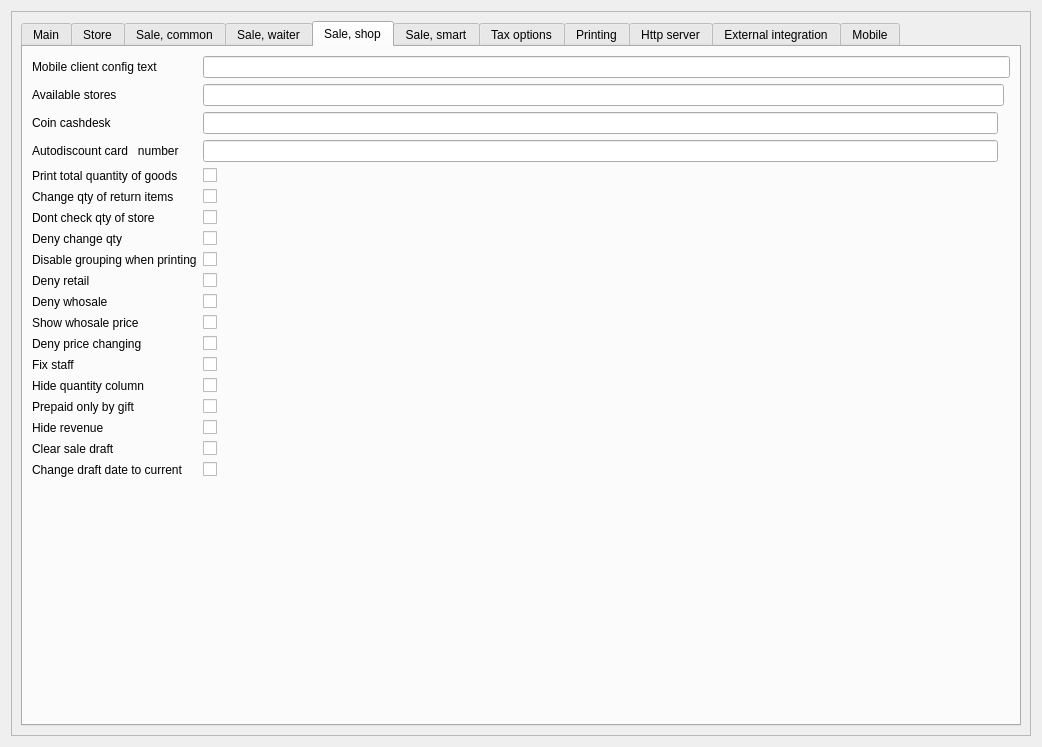
This is Reports/c5settingswidget.ui in End1-1/Cafe5 as Qt 5 draws it before an edit. The edited form follows.
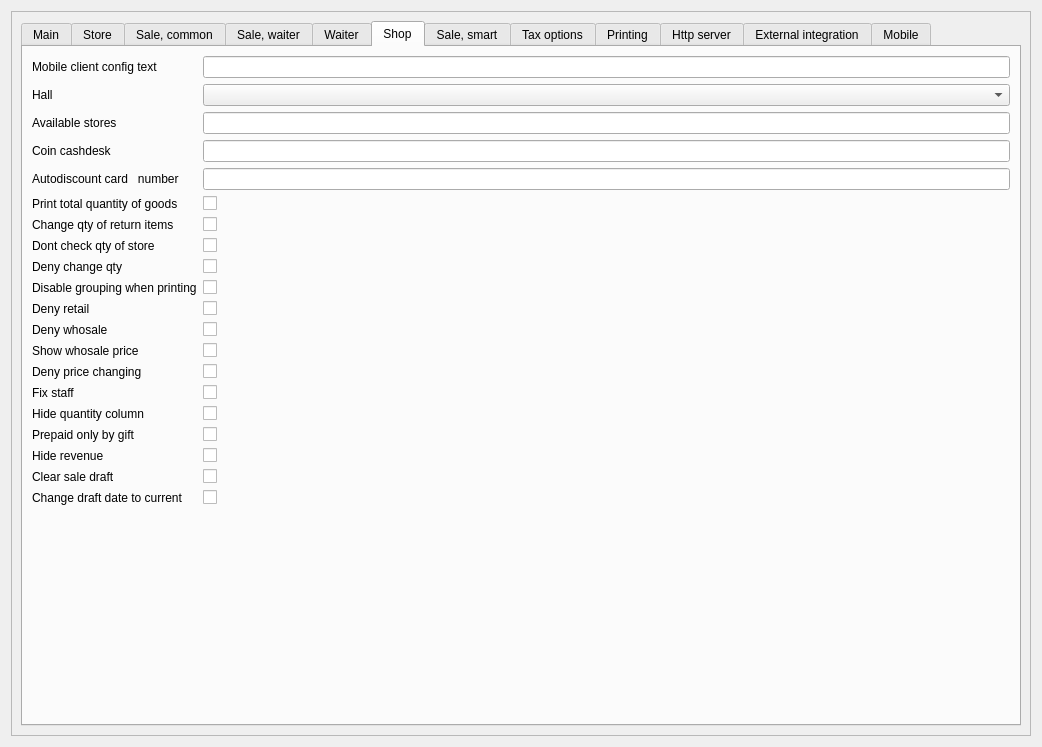
This is the edited form. The open tabs and pages were chosen to show the change. Custom widgets are drawn as their Qt base class.

Diff of the .ui file:
```diff
--- a/Reports/c5settingswidget.ui
+++ b/Reports/c5settingswidget.ui
@@ -25,8 +25,8 @@
   <property name="windowTitle">
    <string>Form</string>
   </property>
-  <layout class="QGridLayout" name="gridLayout">
-   <item row="0" column="0">
+  <layout class="QVBoxLayout" name="verticalLayout_2">
+   <item>
     <widget class="QScrollArea" name="scrollArea">
      <property name="maximumSize">
       <size>
@@ -1118,161 +1118,71 @@
            </item>
           </layout>
          </widget>
+         <widget class="QWidget" name="tab_12">
+          <attribute name="title">
+           <string>Waiter</string>
+          </attribute>
+          <layout class="QHBoxLayout" name="horizontalLayout_3">
+           <item>
+            <widget class="QScrollArea" name="scrollArea_2">
+             <property name="widgetResizable">
+              <bool>true</bool>
+             </property>
+             <widget class="QWidget" name="scrollAreaWidgetContents_2">
+              <property name="geometry">
+               <rect>
+                <x>0</x>
+                <y>0</y>
+                <width>980</width>
+                <height>659</height>
+               </rect>
+              </property>
+              <layout class="QGridLayout" name="gridLayout">
+               <item row="0" column="0" colspan="2">
+                <widget class="QLabel" name="label_45">
+                 <property name="text">
+                  <string>Receipt printer</string>
+                 </property>
+                </widget>
+               </item>
+               <item row="0" column="2">
+                <widget class="QLineEdit" name="lineEdit"/>
+               </item>
+               <item row="1" column="0">
+                <widget class="QLabel" name="label_46">
+                 <property name="text">
+                  <string>Hall</string>
+                 </property>
+                </widget>
+               </item>
+               <item row="2" column="2">
+                <spacer name="verticalSpacer_12">
+                 <property name="orientation">
+                  <enum>Qt::Orientation::Vertical</enum>
+                 </property>
+                 <property name="sizeHint" stdset="0">
+                  <size>
+                   <width>20</width>
+                   <height>578</height>
+                  </size>
+                 </property>
+                </spacer>
+               </item>
+               <item row="1" column="2">
+                <widget class="C5ComboBox" name="cbWaiterHall"/>
+               </item>
+              </layout>
+             </widget>
+            </widget>
+           </item>
+          </layout>
+         </widget>
          <widget class="QWidget" name="tab_6">
           <attribute name="title">
-           <string>Sale, shop</string>
+           <string>Shop</string>
           </attribute>
           <layout class="QGridLayout" name="gridLayout_6">
-           <item row="16" column="0">
-            <widget class="QLabel" name="label_118">
-             <property name="text">
-              <string>Hide revenue</string>
-             </property>
-            </widget>
-           </item>
-           <item row="0" column="1" colspan="3">
-            <widget class="C5LineEdit" name="leShopMobileClentConfig">
-             <property name="minimumSize">
-              <size>
-               <width>0</width>
-               <height>0</height>
-              </size>
-             </property>
-             <property name="maximumSize">
-              <size>
-               <width>16777215</width>
-               <height>16777215</height>
-              </size>
-             </property>
-             <property name="Tag" stdset="0">
-              <number>90</number>
-             </property>
-            </widget>
-           </item>
-           <item row="9" column="0">
-            <widget class="QLabel" name="label_49">
-             <property name="text">
-              <string>Deny retail</string>
-             </property>
-            </widget>
-           </item>
-           <item row="11" column="0">
-            <widget class="QLabel" name="label_119">
-             <property name="text">
-              <string>Show whosale price</string>
-             </property>
-            </widget>
-           </item>
-           <item row="12" column="1">
-            <widget class="C5CheckBox" name="chDenyPriceChange">
-             <property name="text">
-              <string/>
-             </property>
-             <property name="Tag" stdset="0">
-              <number>49</number>
-             </property>
-            </widget>
-           </item>
-           <item row="16" column="1">
-            <widget class="C5CheckBox" name="chHideRevenue">
-             <property name="text">
-              <string/>
-             </property>
-             <property name="Tag" stdset="0">
-              <number>89</number>
-             </property>
-            </widget>
-           </item>
-           <item row="17" column="1">
-            <widget class="C5CheckBox" name="chClearSaveDraft">
-             <property name="text">
-              <string/>
-             </property>
-             <property name="Tag" stdset="0">
-              <number>89</number>
-             </property>
-            </widget>
-           </item>
-           <item row="7" column="0">
-            <widget class="QLabel" name="label_77">
-             <property name="text">
-              <string>Deny change qty</string>
-             </property>
-            </widget>
-           </item>
-           <item row="0" column="0">
-            <widget class="QLabel" name="label_84">
-             <property name="text">
-              <string>Mobile client config text</string>
-             </property>
-            </widget>
-           </item>
-           <item row="6" column="0">
-            <widget class="QLabel" name="label_82">
-             <property name="text">
-              <string>Dont check qty of store</string>
-             </property>
-            </widget>
-           </item>
-           <item row="11" column="1">
-            <widget class="C5CheckBox" name="chShowWhosalePrice">
-             <property name="text">
-              <string/>
-             </property>
-             <property name="Tag" stdset="0">
-              <number>48</number>
-             </property>
-            </widget>
-           </item>
-           <item row="7" column="1">
-            <widget class="C5CheckBox" name="chDenyQtychange">
-             <property name="text">
-              <string/>
-             </property>
-             <property name="Tag" stdset="0">
-              <number>81</number>
-             </property>
-            </widget>
-           </item>
-           <item row="8" column="0">
-            <widget class="QLabel" name="label_78">
-             <property name="text">
-              <string>Disable grouping when printing</string>
-             </property>
-            </widget>
-           </item>
-           <item row="13" column="0">
-            <widget class="QLabel" name="label_52">
-             <property name="text">
-              <string>Fix staff</string>
-             </property>
-            </widget>
-           </item>
-           <item row="12" column="0">
-            <widget class="QLabel" name="label_51">
-             <property name="text">
-              <string>Deny price changing</string>
-             </property>
-            </widget>
-           </item>
-           <item row="2" column="0">
-            <widget class="QLabel" name="label_225">
-             <property name="text">
-              <string>Coin cashdesk</string>
-             </property>
-            </widget>
-           </item>
-           <item row="14" column="0">
-            <widget class="QLabel" name="label_85">
-             <property name="text">
-              <string>Hide quantity column</string>
-             </property>
-            </widget>
-           </item>
-           <item row="1" column="1" colspan="2">
-            <widget class="QLineEdit" name="leAvailableStore"/>
-           </item>
-           <item row="8" column="1">
+           <item row="9" column="1">
             <widget class="C5CheckBox" name="chDontGroupPrint">
              <property name="text">
               <string/>
@@ -1282,38 +1192,21 @@
              </property>
             </widget>
            </item>
-           <item row="17" column="0">
-            <widget class="QLabel" name="label_121">
+           <item row="2" column="0">
+            <widget class="QLabel" name="label_105">
              <property name="text">
-              <string>Clear sale draft</string>
+              <string>Available stores</string>
              </property>
             </widget>
            </item>
-           <item row="10" column="0">
-            <widget class="QLabel" name="label_50">
+           <item row="7" column="0">
+            <widget class="QLabel" name="label_82">
              <property name="text">
-              <string>Deny whosale</string>
+              <string>Dont check qty of store</string>
              </property>
             </widget>
            </item>
-           <item row="18" column="0">
-            <widget class="QLabel" name="label_126">
-             <property name="text">
-              <string>Change draft date to current</string>
-             </property>
-            </widget>
-           </item>
-           <item row="10" column="1">
-            <widget class="C5CheckBox" name="chDenyWhosale">
-             <property name="text">
-              <string/>
-             </property>
-             <property name="Tag" stdset="0">
-              <number>48</number>
-             </property>
-            </widget>
-           </item>
-           <item row="15" column="1">
+           <item row="16" column="1">
             <widget class="C5CheckBox" name="chPrepaidOnlyByGift">
              <property name="text">
               <string/>
@@ -1323,7 +1216,7 @@
              </property>
             </widget>
            </item>
-           <item row="15" column="0">
+           <item row="16" column="0">
             <widget class="QLabel" name="label_86">
              <property name="text">
               <string>Prepaid only by gift</string>
@@ -1331,13 +1224,112 @@
             </widget>
            </item>
            <item row="5" column="0">
+            <widget class="QLabel" name="label_127">
+             <property name="text">
+              <string>Print total quantity of goods</string>
+             </property>
+            </widget>
+           </item>
+           <item row="4" column="1">
+            <widget class="C5LineEdit" name="leShopAutodiscountCardNumber"/>
+           </item>
+           <item row="19" column="0">
+            <widget class="QLabel" name="label_126">
+             <property name="text">
+              <string>Change draft date to current</string>
+             </property>
+            </widget>
+           </item>
+           <item row="11" column="0">
+            <widget class="QLabel" name="label_50">
+             <property name="text">
+              <string>Deny whosale</string>
+             </property>
+            </widget>
+           </item>
+           <item row="5" column="1">
+            <widget class="C5CheckBox" name="chPrintTotyalQntOfGoods">
+             <property name="text">
+              <string/>
+             </property>
+             <property name="Tag" stdset="0">
+              <number>86</number>
+             </property>
+            </widget>
+           </item>
+           <item row="0" column="0">
+            <widget class="QLabel" name="label_84">
+             <property name="text">
+              <string>Mobile client config text</string>
+             </property>
+            </widget>
+           </item>
+           <item row="3" column="1">
+            <widget class="C5LineEdit" name="leCoinCashdesk"/>
+           </item>
+           <item row="12" column="0">
+            <widget class="QLabel" name="label_119">
+             <property name="text">
+              <string>Show whosale price</string>
+             </property>
+            </widget>
+           </item>
+           <item row="9" column="0">
+            <widget class="QLabel" name="label_78">
+             <property name="text">
+              <string>Disable grouping when printing</string>
+             </property>
+            </widget>
+           </item>
+           <item row="12" column="1">
+            <widget class="C5CheckBox" name="chShowWhosalePrice">
+             <property name="text">
+              <string/>
+             </property>
+             <property name="Tag" stdset="0">
+              <number>48</number>
+             </property>
+            </widget>
+           </item>
+           <item row="10" column="0">
+            <widget class="QLabel" name="label_49">
+             <property name="text">
+              <string>Deny retail</string>
+             </property>
+            </widget>
+           </item>
+           <item row="6" column="0">
             <widget class="QLabel" name="label_128">
              <property name="text">
               <string>Change qty of return items</string>
              </property>
             </widget>
            </item>
-           <item row="9" column="1">
+           <item row="8" column="1">
+            <widget class="C5CheckBox" name="chDenyQtychange">
+             <property name="text">
+              <string/>
+             </property>
+             <property name="Tag" stdset="0">
+              <number>81</number>
+             </property>
+            </widget>
+           </item>
+           <item row="14" column="0">
+            <widget class="QLabel" name="label_52">
+             <property name="text">
+              <string>Fix staff</string>
+             </property>
+            </widget>
+           </item>
+           <item row="17" column="0">
+            <widget class="QLabel" name="label_118">
+             <property name="text">
+              <string>Hide revenue</string>
+             </property>
+            </widget>
+           </item>
+           <item row="10" column="1">
             <widget class="C5CheckBox" name="chDenyReatail">
              <property name="text">
               <string/>
@@ -1347,7 +1339,31 @@
              </property>
             </widget>
            </item>
-           <item row="5" column="1">
+           <item row="8" column="0">
+            <widget class="QLabel" name="label_77">
+             <property name="text">
+              <string>Deny change qty</string>
+             </property>
+            </widget>
+           </item>
+           <item row="15" column="0">
+            <widget class="QLabel" name="label_85">
+             <property name="text">
+              <string>Hide quantity column</string>
+             </property>
+            </widget>
+           </item>
+           <item row="19" column="1">
+            <widget class="C5CheckBox" name="chChangeDraftDateToCurrent">
+             <property name="text">
+              <string/>
+             </property>
+             <property name="Tag" stdset="0">
+              <number>89</number>
+             </property>
+            </widget>
+           </item>
+           <item row="6" column="1">
             <widget class="C5CheckBox" name="chDenyChangeQtyReturnItems">
              <property name="text">
               <string/>
@@ -1357,7 +1373,7 @@
              </property>
             </widget>
            </item>
-           <item row="13" column="1">
+           <item row="14" column="1">
             <widget class="C5CheckBox" name="chFixShopStaff">
              <property name="text">
               <string/>
@@ -1367,17 +1383,14 @@
              </property>
             </widget>
            </item>
-           <item row="4" column="1">
-            <widget class="C5CheckBox" name="chPrintTotyalQntOfGoods">
+           <item row="13" column="0">
+            <widget class="QLabel" name="label_51">
              <property name="text">
-              <string/>
-             </property>
-             <property name="Tag" stdset="0">
-              <number>86</number>
+              <string>Deny price changing</string>
              </property>
             </widget>
            </item>
-           <item row="14" column="1">
+           <item row="15" column="1">
             <widget class="C5CheckBox" name="chHideShopQuantity">
              <property name="text">
               <string/>
@@ -1387,8 +1400,21 @@
              </property>
             </widget>
            </item>
+           <item row="20" column="1">
+            <spacer name="verticalSpacer_6">
+             <property name="orientation">
+              <enum>Qt::Orientation::Vertical</enum>
+             </property>
+             <property name="sizeHint" stdset="0">
+              <size>
+               <width>20</width>
+               <height>40</height>
+              </size>
+             </property>
+            </spacer>
+           </item>
            <item row="18" column="1">
-            <widget class="C5CheckBox" name="chChangeDraftDateToCurrent">
+            <widget class="C5CheckBox" name="chClearSaveDraft">
              <property name="text">
               <string/>
              </property>
@@ -1397,10 +1423,14 @@
              </property>
             </widget>
            </item>
-           <item row="2" column="1">
-            <widget class="C5LineEdit" name="leCoinCashdesk"/>
+           <item row="3" column="0">
+            <widget class="QLabel" name="label_225">
+             <property name="text">
+              <string>Coin cashdesk</string>
+             </property>
+            </widget>
            </item>
-           <item row="6" column="1">
+           <item row="7" column="1">
             <widget class="C5CheckBox" name="chDontCheckStoreQty">
              <property name="text">
               <string/>
@@ -1410,42 +1440,81 @@
              </property>
             </widget>
            </item>
+           <item row="11" column="1">
+            <widget class="C5CheckBox" name="chDenyWhosale">
+             <property name="text">
+              <string/>
+             </property>
+             <property name="Tag" stdset="0">
+              <number>48</number>
+             </property>
+            </widget>
+           </item>
+           <item row="13" column="1">
+            <widget class="C5CheckBox" name="chDenyPriceChange">
+             <property name="text">
+              <string/>
+             </property>
+             <property name="Tag" stdset="0">
+              <number>49</number>
+             </property>
+            </widget>
+           </item>
+           <item row="18" column="0">
+            <widget class="QLabel" name="label_121">
+             <property name="text">
+              <string>Clear sale draft</string>
+             </property>
+            </widget>
+           </item>
+           <item row="17" column="1">
+            <widget class="C5CheckBox" name="chHideRevenue">
+             <property name="text">
+              <string/>
+             </property>
+             <property name="Tag" stdset="0">
+              <number>89</number>
+             </property>
+            </widget>
+           </item>
            <item row="4" column="0">
-            <widget class="QLabel" name="label_127">
-             <property name="text">
-              <string>Print total quantity of goods</string>
-             </property>
-            </widget>
-           </item>
-           <item row="1" column="0">
-            <widget class="QLabel" name="label_105">
-             <property name="text">
-              <string>Available stores</string>
-             </property>
-            </widget>
-           </item>
-           <item row="19" column="1">
-            <spacer name="verticalSpacer_6">
-             <property name="orientation">
-              <enum>Qt::Orientation::Vertical</enum>
-             </property>
-             <property name="sizeHint" stdset="0">
-              <size>
-               <width>20</width>
-               <height>40</height>
-              </size>
-             </property>
-            </spacer>
-           </item>
-           <item row="3" column="0">
             <widget class="QLabel" name="label_226">
              <property name="text">
               <string>Autodiscount card   number</string>
              </property>
             </widget>
            </item>
-           <item row="3" column="1">
-            <widget class="C5LineEdit" name="leShopAutodiscountCardNumber"/>
+           <item row="1" column="0">
+            <widget class="QLabel" name="label_129">
+             <property name="text">
+              <string>Hall</string>
+             </property>
+            </widget>
+           </item>
+           <item row="1" column="1">
+            <widget class="C5ComboBox" name="cbShopHall"/>
+           </item>
+           <item row="2" column="1">
+            <widget class="QLineEdit" name="leAvailableStore"/>
+           </item>
+           <item row="0" column="1">
+            <widget class="C5LineEdit" name="leShopMobileClentConfig">
+             <property name="minimumSize">
+              <size>
+               <width>0</width>
+               <height>0</height>
+              </size>
+             </property>
+             <property name="maximumSize">
+              <size>
+               <width>16777215</width>
+               <height>16777215</height>
+              </size>
+             </property>
+             <property name="Tag" stdset="0">
+              <number>90</number>
+             </property>
+            </widget>
            </item>
           </layout>
          </widget>
@@ -2479,16 +2548,16 @@
   </layout>
  </widget>
  <customwidgets>
-  <customwidget>
-   <class>C5LineEditWithSelector</class>
-   <extends>QLineEdit</extends>
-   <header location="global">c5lineeditwithselector.h</header>
-  </customwidget>
   <customwidget>
    <class>C5CheckBox</class>
    <extends>QCheckBox</extends>
    <header location="global">c5checkbox.h</header>
   </customwidget>
+  <customwidget>
+   <class>C5LineEditWithSelector</class>
+   <extends>QLineEdit</extends>
+   <header location="global">c5lineeditwithselector.h</header>
+  </customwidget>
   <customwidget>
    <class>C5ComboBox</class>
    <extends>QComboBox</extends>
```
Left out of the diff: 75 changed lines with no effect on the pictures.
